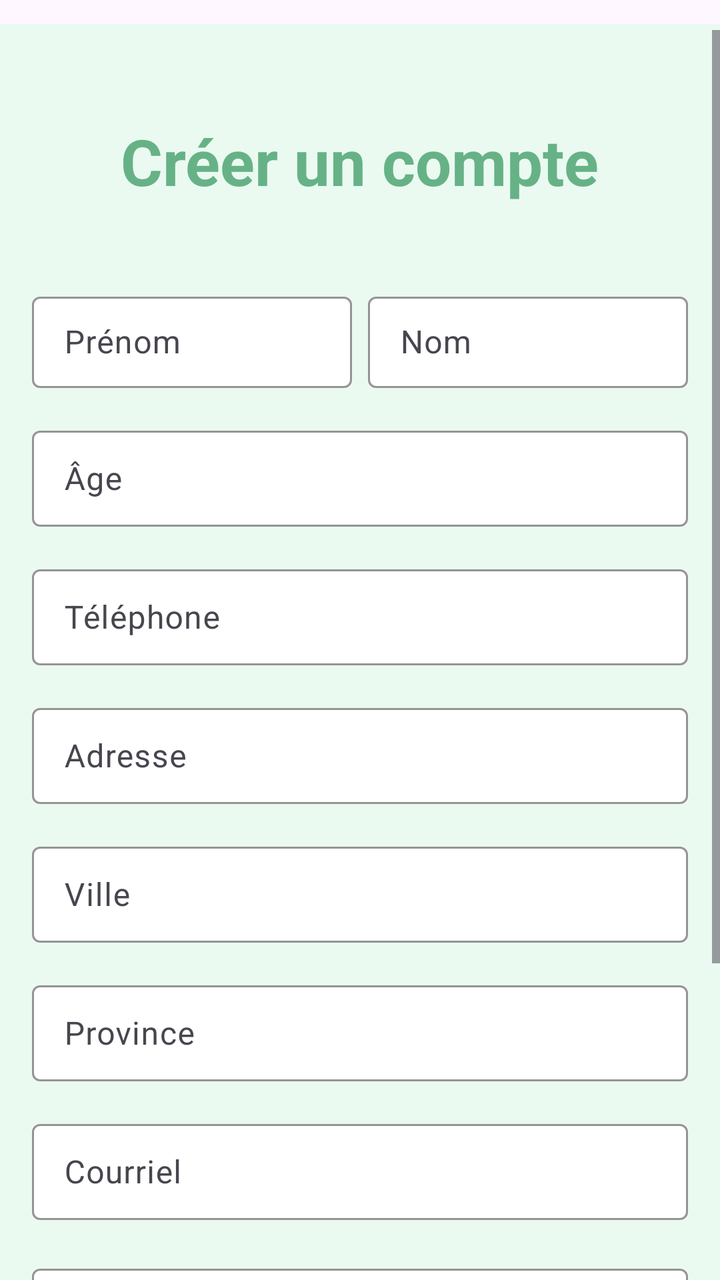
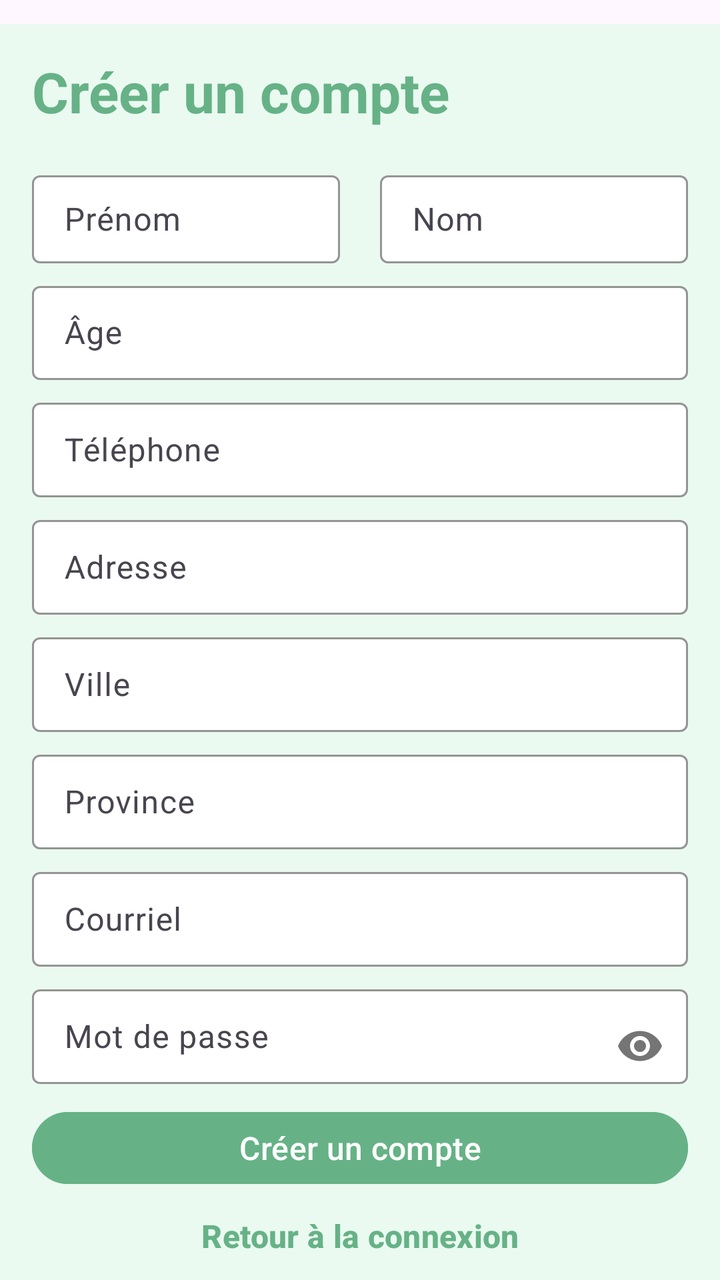

An Android layout rendered at two revisions. The XML below is the earlier revision; the diff shows what the commit changed to produce the second picture.
<!-- AndroidManifest.xml: application theme Theme.AgenceTouristique7 -->
<!-- res/layout/activity_inscription.xml -->
<?xml version="1.0" encoding="utf-8"?>
<ScrollView xmlns:android="http://schemas.android.com/apk/res/android"
    xmlns:app="http://schemas.android.com/apk/res-auto"
    xmlns:tools="http://schemas.android.com/tools"
    android:layout_width="match_parent"
    android:layout_height="match_parent"
    android:background="#EAFAF1"
    android:fillViewport="true">

    <LinearLayout
        android:layout_width="match_parent"
        android:layout_height="wrap_content"
        android:background="#EAFAF1"
        android:gravity="center_horizontal"
        android:orientation="vertical"
        android:padding="16dp"
        tools:context=".vue.activites.InscriptionActivity">

        <TextView
            android:id="@+id/tv_inscription_titre"
            android:layout_width="wrap_content"
            android:layout_height="wrap_content"
            android:layout_marginTop="25dp"
            android:layout_marginBottom="32dp"
            android:text="@string/creer_compte"
            android:textColor="@color/colorPrimary"
            android:textSize="32sp"
            android:textStyle="bold" />

        <LinearLayout
            android:layout_width="match_parent"
            android:layout_height="wrap_content"
            android:orientation="horizontal">

            <com.google.android.material.textfield.TextInputLayout
                android:id="@+id/firstName_input_layout"
                android:layout_width="0dp"
                android:layout_height="wrap_content"
                android:layout_marginEnd="8dp"
                android:layout_marginBottom="10dp"
                android:layout_weight="1"
                android:hint="@string/prenom"
                app:boxBackgroundColor="#FFFFFF"
                app:boxStrokeColor="#80000000"
                app:hintTextColor="#80000000">

                <com.google.android.material.textfield.TextInputEditText
                    android:id="@+id/editTextFirstNameInscription"
                    android:layout_width="match_parent"
                    android:layout_height="wrap_content"
                    android:inputType="textPersonName"
                    android:paddingVertical="12dp"
                    android:textColor="@color/black_text"
                    android:textColorHint="#78909C"
                    tools:ignore="TouchTargetSizeCheck" />
            </com.google.android.material.textfield.TextInputLayout>

            <com.google.android.material.textfield.TextInputLayout
                android:id="@+id/lastName_input_layout"
                android:layout_width="0dp"
                android:layout_height="wrap_content"
                android:layout_marginBottom="10dp"
                android:layout_weight="1"
                android:hint="@string/nom"
                app:boxBackgroundColor="#FFFFFF"
                app:boxStrokeColor="#80000000"
                app:hintTextColor="#80000000">

                <com.google.android.material.textfield.TextInputEditText
                    android:id="@+id/editTextLastNameInscription"
                    android:layout_width="match_parent"
                    android:layout_height="wrap_content"
                    android:inputType="textPersonName"
                    android:paddingVertical="12dp"
                    android:textColor="@color/black_text"
                    android:textColorHint="#78909C"
                    tools:ignore="TouchTargetSizeCheck" />
            </com.google.android.material.textfield.TextInputLayout>
        </LinearLayout>

        <com.google.android.material.textfield.TextInputLayout
            android:id="@+id/age_input_layout"
            android:layout_width="match_parent"
            android:layout_height="wrap_content"
            android:layout_marginBottom="10dp"
            android:hint="@string/age"
            app:boxBackgroundColor="#FFFFFF"
            app:boxStrokeColor="#80000000"
            app:hintTextColor="#80000000">

            <com.google.android.material.textfield.TextInputEditText
                android:id="@+id/editTextAgeInscription"
                android:layout_width="match_parent"
                android:layout_height="wrap_content"
                android:inputType="number"
                android:minHeight="48dp"
                android:paddingVertical="12dp"
                android:textColor="@color/black_text"
                android:textColorHint="#78909C" />
        </com.google.android.material.textfield.TextInputLayout>

        <com.google.android.material.textfield.TextInputLayout
            android:id="@+id/phone_input_layout"
            android:layout_width="match_parent"
            android:layout_height="wrap_content"
            android:layout_marginBottom="10dp"
            android:hint="@string/telephone"
            app:boxBackgroundColor="#FFFFFF"
            app:boxStrokeColor="#80000000"
            app:hintTextColor="#80000000">

            <com.google.android.material.textfield.TextInputEditText
                android:id="@+id/editTextPhoneInscription"
                android:layout_width="match_parent"
                android:layout_height="wrap_content"
                android:inputType="phone"
                android:minHeight="48dp"
                android:paddingVertical="12dp"
                android:textColor="@color/black_text"
                android:textColorHint="#78909C" />
        </com.google.android.material.textfield.TextInputLayout>

        <com.google.android.material.textfield.TextInputLayout
            android:id="@+id/address_input_layout"
            android:layout_width="match_parent"
            android:layout_height="wrap_content"
            android:layout_marginBottom="10dp"
            android:hint="@string/adresse"
            app:boxBackgroundColor="#FFFFFF"
            app:boxStrokeColor="#80000000"
            app:hintTextColor="#80000000">

            <com.google.android.material.textfield.TextInputEditText
                android:id="@+id/editTextAddressInscription"
                android:layout_width="match_parent"
                android:layout_height="wrap_content"
                android:inputType="textPostalAddress"
                android:minHeight="48dp"
                android:paddingVertical="12dp"
                android:textColor="@color/black_text"
                android:textColorHint="#78909C" />
        </com.google.android.material.textfield.TextInputLayout>

        <com.google.android.material.textfield.TextInputLayout
            android:id="@+id/city_input_layout"
            android:layout_width="match_parent"
            android:layout_height="wrap_content"
            android:layout_marginBottom="10dp"
            android:hint="@string/ville"
            app:boxBackgroundColor="#FFFFFF"
            app:boxStrokeColor="#80000000"
            app:hintTextColor="#80000000">

            <com.google.android.material.textfield.TextInputEditText
                android:id="@+id/editTextCityInscription"
                android:layout_width="match_parent"
                android:layout_height="wrap_content"
                android:inputType="textPostalAddress"
                android:minHeight="48dp"
                android:paddingVertical="12dp"
                android:textColor="@color/black_text"
                android:textColorHint="#78909C" />
        </com.google.android.material.textfield.TextInputLayout>

        <com.google.android.material.textfield.TextInputLayout
            android:id="@+id/province_input_layout"
            android:layout_width="match_parent"
            android:layout_height="wrap_content"
            android:layout_marginBottom="10dp"
            android:hint="@string/province"
            app:boxBackgroundColor="#FFFFFF"
            app:boxStrokeColor="#80000000"
            app:hintTextColor="#80000000">

            <com.google.android.material.textfield.TextInputEditText
                android:id="@+id/editTextProvinceInscription"
                android:layout_width="match_parent"
                android:layout_height="wrap_content"
                android:inputType="textPostalAddress"
                android:minHeight="48dp"
                android:paddingVertical="12dp"
                android:textColor="@color/black_text"
                android:textColorHint="#78909C" />
        </com.google.android.material.textfield.TextInputLayout>

        <com.google.android.material.textfield.TextInputLayout
            android:id="@+id/email_signup_input_layout"
            android:layout_width="match_parent"
            android:layout_height="wrap_content"
            android:layout_marginBottom="10dp"
            android:hint="@string/courriel"
            app:boxBackgroundColor="#FFFFFF"
            app:boxStrokeColor="#80000000"
            app:hintTextColor="#80000000">

            <com.google.android.material.textfield.TextInputEditText
                android:id="@+id/editTextEmailRegisterInscription"
                android:layout_width="match_parent"
                android:layout_height="wrap_content"
                android:inputType="textEmailAddress"
                android:minHeight="48dp"
                android:paddingVertical="12dp"
                android:textColor="@color/black_text"
                android:textColorHint="#78909C" />
        </com.google.android.material.textfield.TextInputLayout>

        <com.google.android.material.textfield.TextInputLayout
            android:id="@+id/password_signup_input_layout"
            android:layout_width="match_parent"
            android:layout_height="wrap_content"
            android:layout_marginBottom="30dp"
            android:hint="@string/mot_de_passe"
            app:boxBackgroundColor="#FFFFFF"
            app:boxStrokeColor="#80000000"
            app:hintTextColor="#80000000"
            app:passwordToggleEnabled="true">

            <com.google.android.material.textfield.TextInputEditText
                android:id="@+id/editTextPasswordRegisterInscription"
                android:layout_width="match_parent"
                android:layout_height="wrap_content"
                android:inputType="textPassword"
                android:minHeight="48dp"
                android:paddingVertical="12dp"
                android:textColor="@color/black_text"
                android:textColorHint="#78909C" />
        </com.google.android.material.textfield.TextInputLayout>

        <Button
            android:id="@+id/buttonSignUpInscription"
            android:layout_width="match_parent"
            android:layout_height="wrap_content"
            android:layout_marginBottom="20dp"
            android:backgroundTint="@color/colorPrimary"
            android:text="@string/creer_compte"
            android:textColor="#FFFFFF"
            android:textSize="16sp"
            app:cornerRadius="24dp" />

        <Button
            android:id="@+id/buttonReturnLoginInscription"
            android:layout_width="wrap_content"
            android:layout_height="wrap_content"
            android:background="?android:attr/selectableItemBackground"
            android:minHeight="48dp"
            android:padding="12dp"
            android:text="@string/retour_connexion"
            android:textColor="@color/colorPrimary"
            android:textSize="16sp"
            android:textStyle="bold" />

    </LinearLayout>
</ScrollView>
<!-- resources referenced by this layout -->
<resources>
  <color name="black_text">#333333</color>
  <color name="colorPrimary">#66B286</color>
  <string name="adresse">Adresse</string>
  <string name="age">Âge</string>
  <string name="courriel">Courriel</string>
  <string name="creer_compte">Créer un compte</string>
  <string name="mot_de_passe">Mot de passe</string>
  <string name="nom">Nom</string>
  <string name="prenom">Prénom</string>
  <string name="province">Province</string>
  <string name="retour_connexion">Retour à la connexion</string>
  <string name="telephone">Téléphone</string>
  <string name="ville">Ville</string>
  <style name="Theme.AgenceTouristique7" parent="Base.Theme.AgenceTouristique7" />
  <style name="Base.Theme.AgenceTouristique7" parent="Theme.Material3.DayNight.NoActionBar">
          <item name="android:windowLightStatusBar">true</item>
          <item name="android:windowActionBarOverlay">true</item>
          <item name="android:paddingTop">3dp</item>
      </style>
</resources>

<!-- the commit's change to res/layout/activity_inscription.xml (unified diff, before → after) -->
@@ -1,44 +1,37 @@
 <?xml version="1.0" encoding="utf-8"?>
-<ScrollView xmlns:android="http://schemas.android.com/apk/res/android"
+<LinearLayout xmlns:android="http://schemas.android.com/apk/res/android"
     xmlns:app="http://schemas.android.com/apk/res-auto"
     xmlns:tools="http://schemas.android.com/tools"
     android:layout_width="match_parent"
     android:layout_height="match_parent"
+    android:orientation="vertical"
     android:background="#EAFAF1"
-    android:fillViewport="true">
-
-    <LinearLayout
-        android:layout_width="match_parent"
-        android:layout_height="wrap_content"
-        android:background="#EAFAF1"
-        android:gravity="center_horizontal"
-        android:orientation="vertical"
-        android:padding="16dp"
-        tools:context=".vue.activites.InscriptionActivity">
+    android:paddingHorizontal="16dp">
 
         <TextView
             android:id="@+id/tv_inscription_titre"
             android:layout_width="wrap_content"
-            android:layout_height="wrap_content"
-            android:layout_marginTop="25dp"
-            android:layout_marginBottom="32dp"
+            android:layout_height="0dp"
+            android:layout_weight="2"
+            android:gravity="center_vertical"
             android:text="@string/creer_compte"
             android:textColor="@color/colorPrimary"
-            android:textSize="32sp"
+            android:textSize="28sp"
             android:textStyle="bold" />
 
         <LinearLayout
             android:layout_width="match_parent"
-            android:layout_height="wrap_content"
+            android:layout_height="0dp"
+            android:layout_weight="2"
+            android:baselineAligned="false"
             android:orientation="horizontal">
 
             <com.google.android.material.textfield.TextInputLayout
                 android:id="@+id/firstName_input_layout"
                 android:layout_width="0dp"
                 android:layout_height="wrap_content"
-                android:layout_marginEnd="8dp"
-                android:layout_marginBottom="10dp"
                 android:layout_weight="1"
+                android:layout_marginEnd="10dp"
                 android:hint="@string/prenom"
                 app:boxBackgroundColor="#FFFFFF"
                 app:boxStrokeColor="#80000000"
@@ -49,7 +42,6 @@
                     android:layout_width="match_parent"
                     android:layout_height="wrap_content"
                     android:inputType="textPersonName"
-                    android:paddingVertical="12dp"
                     android:textColor="@color/black_text"
                     android:textColorHint="#78909C"
                     tools:ignore="TouchTargetSizeCheck" />
@@ -59,8 +51,8 @@
                 android:id="@+id/lastName_input_layout"
                 android:layout_width="0dp"
                 android:layout_height="wrap_content"
-                android:layout_marginBottom="10dp"
                 android:layout_weight="1"
+                android:layout_marginStart="10dp"
                 android:hint="@string/nom"
                 app:boxBackgroundColor="#FFFFFF"
                 app:boxStrokeColor="#80000000"
@@ -71,7 +63,6 @@
                     android:layout_width="match_parent"
                     android:layout_height="wrap_content"
                     android:inputType="textPersonName"
-                    android:paddingVertical="12dp"
                     android:textColor="@color/black_text"
                     android:textColorHint="#78909C"
                     tools:ignore="TouchTargetSizeCheck" />
@@ -81,8 +72,8 @@
         <com.google.android.material.textfield.TextInputLayout
             android:id="@+id/age_input_layout"
             android:layout_width="match_parent"
-            android:layout_height="wrap_content"
-            android:layout_marginBottom="10dp"
+            android:layout_height="0dp"
+            android:layout_weight="2"
             android:hint="@string/age"
             app:boxBackgroundColor="#FFFFFF"
             app:boxStrokeColor="#80000000"
@@ -93,8 +84,6 @@
                 android:layout_width="match_parent"
                 android:layout_height="wrap_content"
                 android:inputType="number"
-                android:minHeight="48dp"
-                android:paddingVertical="12dp"
                 android:textColor="@color/black_text"
                 android:textColorHint="#78909C" />
         </com.google.android.material.textfield.TextInputLayout>
@@ -102,8 +91,8 @@
         <com.google.android.material.textfield.TextInputLayout
             android:id="@+id/phone_input_layout"
             android:layout_width="match_parent"
-            android:layout_height="wrap_content"
-            android:layout_marginBottom="10dp"
+            android:layout_height="0dp"
+            android:layout_weight="2"
             android:hint="@string/telephone"
             app:boxBackgroundColor="#FFFFFF"
             app:boxStrokeColor="#80000000"
@@ -114,8 +103,6 @@
                 android:layout_width="match_parent"
                 android:layout_height="wrap_content"
                 android:inputType="phone"
-                android:minHeight="48dp"
-                android:paddingVertical="12dp"
                 android:textColor="@color/black_text"
                 android:textColorHint="#78909C" />
         </com.google.android.material.textfield.TextInputLayout>
@@ -123,8 +110,8 @@
         <com.google.android.material.textfield.TextInputLayout
             android:id="@+id/address_input_layout"
             android:layout_width="match_parent"
-            android:layout_height="wrap_content"
-            android:layout_marginBottom="10dp"
+            android:layout_height="0dp"
+            android:layout_weight="2"
             android:hint="@string/adresse"
             app:boxBackgroundColor="#FFFFFF"
             app:boxStrokeColor="#80000000"
@@ -135,8 +122,6 @@
                 android:layout_width="match_parent"
                 android:layout_height="wrap_content"
                 android:inputType="textPostalAddress"
-                android:minHeight="48dp"
-                android:paddingVertical="12dp"
                 android:textColor="@color/black_text"
                 android:textColorHint="#78909C" />
         </com.google.android.material.textfield.TextInputLayout>
@@ -144,8 +129,8 @@
         <com.google.android.material.textfield.TextInputLayout
             android:id="@+id/city_input_layout"
             android:layout_width="match_parent"
-            android:layout_height="wrap_content"
-            android:layout_marginBottom="10dp"
+            android:layout_height="0dp"
+            android:layout_weight="2"
             android:hint="@string/ville"
             app:boxBackgroundColor="#FFFFFF"
             app:boxStrokeColor="#80000000"
@@ -156,8 +141,6 @@
                 android:layout_width="match_parent"
                 android:layout_height="wrap_content"
                 android:inputType="textPostalAddress"
-                android:minHeight="48dp"
-                android:paddingVertical="12dp"
                 android:textColor="@color/black_text"
                 android:textColorHint="#78909C" />
         </com.google.android.material.textfield.TextInputLayout>
@@ -165,8 +148,8 @@
         <com.google.android.material.textfield.TextInputLayout
             android:id="@+id/province_input_layout"
             android:layout_width="match_parent"
-            android:layout_height="wrap_content"
-            android:layout_marginBottom="10dp"
+            android:layout_height="0dp"
+            android:layout_weight="2"
             android:hint="@string/province"
             app:boxBackgroundColor="#FFFFFF"
             app:boxStrokeColor="#80000000"
@@ -177,8 +160,6 @@
                 android:layout_width="match_parent"
                 android:layout_height="wrap_content"
                 android:inputType="textPostalAddress"
-                android:minHeight="48dp"
-                android:paddingVertical="12dp"
                 android:textColor="@color/black_text"
                 android:textColorHint="#78909C" />
         </com.google.android.material.textfield.TextInputLayout>
@@ -186,8 +167,8 @@
         <com.google.android.material.textfield.TextInputLayout
             android:id="@+id/email_signup_input_layout"
             android:layout_width="match_parent"
-            android:layout_height="wrap_content"
-            android:layout_marginBottom="10dp"
+            android:layout_height="0dp"
+            android:layout_weight="2"
             android:hint="@string/courriel"
             app:boxBackgroundColor="#FFFFFF"
             app:boxStrokeColor="#80000000"
@@ -198,8 +179,6 @@
                 android:layout_width="match_parent"
                 android:layout_height="wrap_content"
                 android:inputType="textEmailAddress"
-                android:minHeight="48dp"
-                android:paddingVertical="12dp"
                 android:textColor="@color/black_text"
                 android:textColorHint="#78909C" />
         </com.google.android.material.textfield.TextInputLayout>
@@ -207,8 +186,8 @@
         <com.google.android.material.textfield.TextInputLayout
             android:id="@+id/password_signup_input_layout"
             android:layout_width="match_parent"
-            android:layout_height="wrap_content"
-            android:layout_marginBottom="30dp"
+            android:layout_height="0dp"
+            android:layout_weight="2"
             android:hint="@string/mot_de_passe"
             app:boxBackgroundColor="#FFFFFF"
             app:boxStrokeColor="#80000000"
@@ -220,34 +199,31 @@
                 android:layout_width="match_parent"
                 android:layout_height="wrap_content"
                 android:inputType="textPassword"
-                android:minHeight="48dp"
-                android:paddingVertical="12dp"
-                android:textColor="@color/black_text"
-                android:textColorHint="#78909C" />
-        </com.google.android.material.textfield.TextInputLayout>
-
-        <Button
-            android:id="@+id/buttonSignUpInscription"
-            android:layout_width="match_parent"
-            android:layout_height="wrap_content"
-            android:layout_marginBottom="20dp"
-            android:backgroundTint="@color/colorPrimary"
-            android:text="@string/creer_compte"
-            android:textColor="#FFFFFF"
-            android:textSize="16sp"
-            app:cornerRadius="24dp" />
-
-        <Button
-            android:id="@+id/buttonReturnLoginInscription"
-            android:layout_width="wrap_content"
-            android:layout_height="wrap_content"
-            android:background="?android:attr/selectableItemBackground"
-            android:minHeight="48dp"
-            android:padding="12dp"
-            android:text="@string/retour_connexion"
-            android:textColor="@color/colorPrimary"
-            android:textSize="16sp"
-            android:textStyle="bold" />
-
-    </LinearLayout>
-</ScrollView>
+                android:textColor="@color/black_text"
+                android:textColorHint="#78909C" />
+        </com.google.android.material.textfield.TextInputLayout>
+
+    <Button
+        android:id="@+id/buttonSignUpInscription"
+        android:layout_width="match_parent"
+        android:layout_height="0dp"
+        android:layout_weight="1.5"
+        android:layout_marginTop="10dp"
+        android:backgroundTint="@color/colorPrimary"
+        android:text="@string/creer_compte"
+        android:textColor="#FFFFFF"
+        android:textSize="16sp"
+        app:cornerRadius="24dp" />
+
+    <Button
+        android:id="@+id/buttonReturnLoginInscription"
+        android:layout_width="match_parent"
+        android:layout_height="0dp"
+        android:layout_weight="1.5"
+        android:background="?android:attr/selectableItemBackground"
+        android:text="@string/retour_connexion"
+        android:textColor="@color/colorPrimary"
+        android:textSize="16sp"
+        android:textStyle="bold" />
+
+</LinearLayout>
